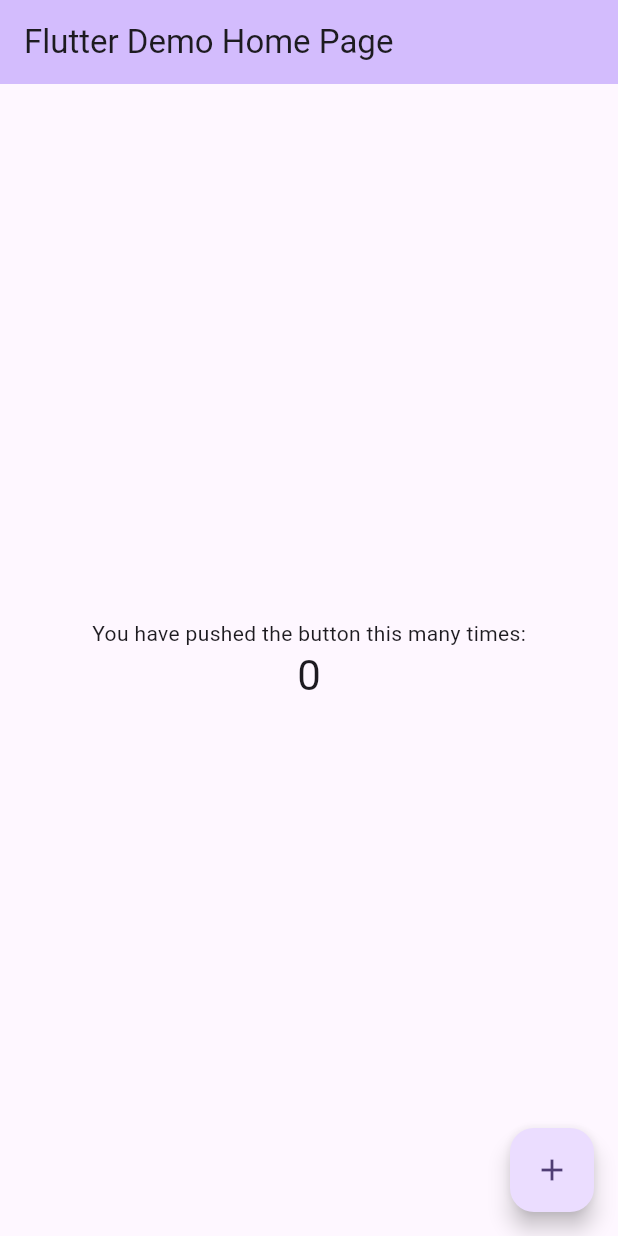
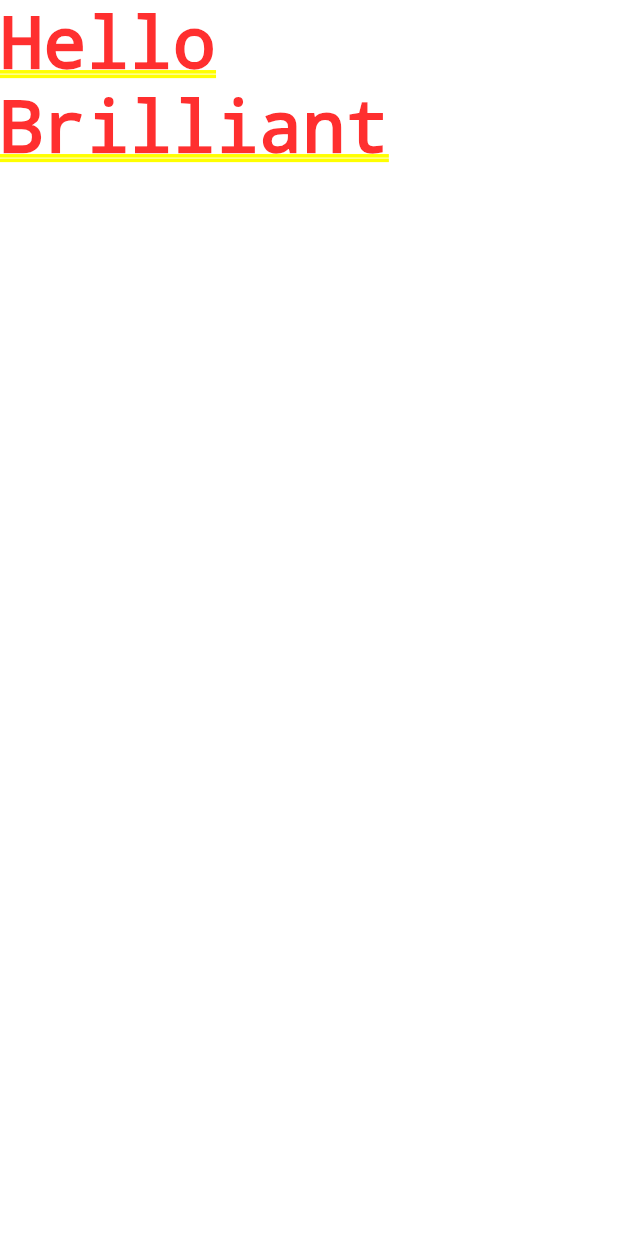
Before and after one commit to kwakyebrilliant/flutterapp, a Flutter app: the screen it shows after launch, on a phone screen of 412 x 824 dp. Run offline on Flutter 3.47's test engine with Material 2 defaults, Android fonts, the phone set to English and light mode, and no system bars.

Commit message:
flutterapp updates

```diff
--- a/lib/main.dart
+++ b/lib/main.dart
@@ -1,125 +1,7 @@
 import 'package:flutter/material.dart';
 
 void main() {
-  runApp(const MyApp());
+  runApp(const MaterialApp(
+    home: Text('Hello Brilliant'),
+  ));
 }
-
-class MyApp extends StatelessWidget {
-  const MyApp({super.key});
-
-  // This widget is the root of your application.
-  @override
-  Widget build(BuildContext context) {
-    return MaterialApp(
-      title: 'Flutter Demo',
-      theme: ThemeData(
-        // This is the theme of your application.
-        //
-        // TRY THIS: Try running your application with "flutter run". You'll see
-        // the application has a blue toolbar. Then, without quitting the app,
-        // try changing the seedColor in the colorScheme below to Colors.green
-        // and then invoke "hot reload" (save your changes or press the "hot
-        // reload" button in a Flutter-supported IDE, or press "r" if you used
-        // the command line to start the app).
-        //
-        // Notice that the counter didn't reset back to zero; the application
-        // state is not lost during the reload. To reset the state, use hot
-        // restart instead.
-        //
-        // This works for code too, not just values: Most code changes can be
-        // tested with just a hot reload.
-        colorScheme: ColorScheme.fromSeed(seedColor: Colors.deepPurple),
-        useMaterial3: true,
-      ),
-      home: const MyHomePage(title: 'Flutter Demo Home Page'),
-    );
-  }
-}
-
-class MyHomePage extends StatefulWidget {
-  const MyHomePage({super.key, required this.title});
-
-  // This widget is the home page of your application. It is stateful, meaning
-  // that it has a State object (defined below) that contains fields that affect
-  // how it looks.
-
-  // This class is the configuration for the state. It holds the values (in this
-  // case the title) provided by the parent (in this case the App widget) and
-  // used by the build method of the State. Fields in a Widget subclass are
-  // always marked "final".
-
-  final String title;
-
-  @override
-  State<MyHomePage> createState() => _MyHomePageState();
-}
-
-class _MyHomePageState extends State<MyHomePage> {
-  int _counter = 0;
-
-  void _incrementCounter() {
-    setState(() {
-      // This call to setState tells the Flutter framework that something has
-      // changed in this State, which causes it to rerun the build method below
-      // so that the display can reflect the updated values. If we changed
-      // _counter without calling setState(), then the build method would not be
-      // called again, and so nothing would appear to happen.
-      _counter++;
-    });
-  }
-
-  @override
-  Widget build(BuildContext context) {
-    // This method is rerun every time setState is called, for instance as done
-    // by the _incrementCounter method above.
-    //
-    // The Flutter framework has been optimized to make rerunning build methods
-    // fast, so that you can just rebuild anything that needs updating rather
-    // than having to individually change instances of widgets.
-    return Scaffold(
-      appBar: AppBar(
-        // TRY THIS: Try changing the color here to a specific color (to
-        // Colors.amber, perhaps?) and trigger a hot reload to see the AppBar
-        // change color while the other colors stay the same.
-        backgroundColor: Theme.of(context).colorScheme.inversePrimary,
-        // Here we take the value from the MyHomePage object that was created by
-        // the App.build method, and use it to set our appbar title.
-        title: Text(widget.title),
-      ),
-      body: Center(
-        // Center is a layout widget. It takes a single child and positions it
-        // in the middle of the parent.
-        child: Column(
-          // Column is also a layout widget. It takes a list of children and
-          // arranges them vertically. By default, it sizes itself to fit its
-          // children horizontally, and tries to be as tall as its parent.
-          //
-          // Column has various properties to control how it sizes itself and
-          // how it positions its children. Here we use mainAxisAlignment to
-          // center the children vertically; the main axis here is the vertical
-          // axis because Columns are vertical (the cross axis would be
-          // horizontal).
-          //
-          // TRY THIS: Invoke "debug painting" (choose the "Toggle Debug Paint"
-          // action in the IDE, or press "p" in the console), to see the
-          // wireframe for each widget.
-          mainAxisAlignment: MainAxisAlignment.center,
-          children: <Widget>[
-            const Text(
-              'You have pushed the button this many times:',
-            ),
-            Text(
-              '$_counter',
-              style: Theme.of(context).textTheme.headlineMedium,
-            ),
-          ],
-        ),
-      ),
-      floatingActionButton: FloatingActionButton(
-        onPressed: _incrementCounter,
-        tooltip: 'Increment',
-        child: const Icon(Icons.add),
-      ), // This trailing comma makes auto-formatting nicer for build methods.
-    );
-  }
-}
```
